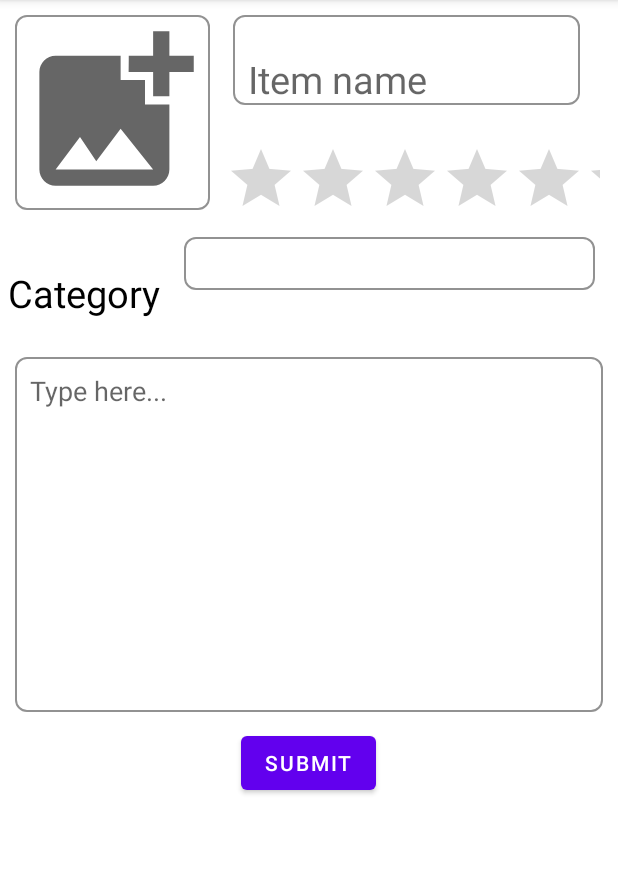
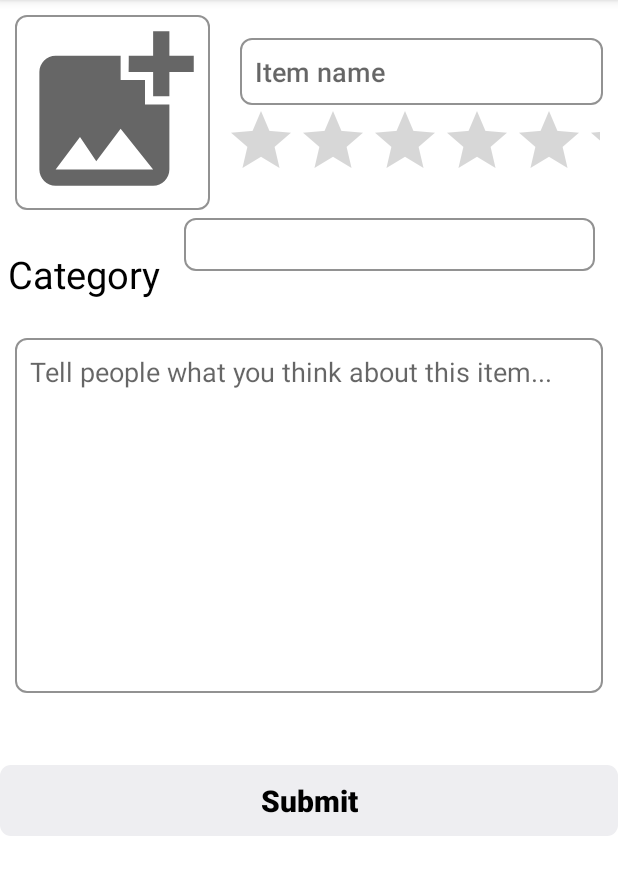
Before and after one commit to sonalvrshny/Rate-In, an Android app: the WriteReviewActivity screen opened directly, with no data from a screen before it, on a phone screen of 412 x 824 dp, the part 84-979 px from its top. Run offline under Robolectric (Android 15) with nearby library versions, the phone set to English and light mode, and no system bars; our stand-ins replace Firebase (no records; nobody signed in at launch, a user with empty details on screens opened directly).

Commit message:
add readreview screen

```diff
--- a/app/src/main/java/edu/neu/madproject/WriteReviewActivity.java
+++ b/app/src/main/java/edu/neu/madproject/WriteReviewActivity.java
@@ -20,6 +20,7 @@ import android.widget.ImageView;
 import android.widget.ProgressBar;
 import android.widget.RatingBar;
 import android.widget.Spinner;
+import android.widget.TextView;
 
 import com.google.android.gms.tasks.OnFailureListener;
 import com.google.android.gms.tasks.OnSuccessListener;
@@ -43,7 +44,7 @@ public class WriteReviewActivity extends AppCompatActivity {
     Spinner categories;
     ImageButton productImg;
     Uri ImageUri;
-    Button submitData;
+    TextView submitData;
     ProgressBar progressBar;
     FirebaseAuth auth;
     RatingBar simpleRatingBar ;
--- a/app/src/main/res/layout/activity_write_review.xml
+++ b/app/src/main/res/layout/activity_write_review.xml
@@ -1,4 +1,8 @@
 <?xml version="1.0" encoding="utf-8"?>
+<ScrollView
+    xmlns:android="http://schemas.android.com/apk/res/android"
+    android:layout_width="fill_parent"
+    android:layout_height="fill_parent">
 <RelativeLayout xmlns:android="http://schemas.android.com/apk/res/android"
     xmlns:app="http://schemas.android.com/apk/res-auto"
     xmlns:tools="http://schemas.android.com/tools"
@@ -19,9 +23,6 @@
             android:layout_width="wrap_content"
             android:layout_height="wrap_content"
       >
-
-
-
         <ImageButton
             android:id="@+id/productImage"
             android:background="@drawable/edittext_shape"
@@ -48,15 +49,15 @@
                 android:background="@drawable/edittext_shape"
                 android:layout_width="match_parent"
                 android:layout_height="wrap_content"
-                android:layout_marginLeft="5dp"
-                android:layout_marginTop="10dp"
-                android:layout_marginRight="25dp"
-                android:layout_marginBottom="25dp"
-                android:paddingTop="25dp"
+                android:padding="10dp"
                 android:hint="Item name"
-                android:paddingLeft="10dp"
                 android:textColor="@color/black"
-                android:textSize="25dp" />
+                android:fontFamily="sans-serif-medium"
+                android:layout_marginTop="25dp"
+                android:layout_marginStart="10dp"
+                android:layout_marginLeft="10dp"
+                android:layout_marginRight="10dp"
+                android:layout_marginEnd="10dp"/>
 
         <RatingBar
             android:id="@+id/ratingBar"
@@ -124,7 +125,7 @@
             android:minLines="10"
             android:gravity="top|start"
             android:maxLines="10"
-            android:hint="Type here..."
+            android:hint="Tell people what you think about this item..."
             android:background="@drawable/edittext_shape"
             android:padding="10dp"
             android:layout_height="wrap_content"
@@ -143,23 +144,43 @@
         android:layout_height="wrap_content"
         android:gravity="center"
         android:orientation="vertical"
+
      android:layout_below="@+id/editTextLayout">
 
-        <Button
-            android:id="@+id/submit"
-            android:layout_width="wrap_content"
-            android:layout_height="wrap_content"
-            android:gravity="center"
-            android:layout_marginTop="10dp"
+<!--        <Button-->
+<!--            android:id="@+id/submit"-->
+<!--            android:layout_width="wrap_content"-->
+<!--            android:layout_height="wrap_content"-->
+<!--            android:gravity="center"-->
+<!--            android:layout_marginTop="10dp"-->
 
-            android:text="Submit" />
+<!--            android:text="Submit" />-->
         <ProgressBar
             android:layout_width="wrap_content"
             android:id="@+id/progressBar"
             android:layout_height="wrap_content"
             ></ProgressBar>
     </LinearLayout>
+        <LinearLayout
+            android:layout_width="fill_parent"
+            android:layout_height="fill_parent"
+            android:gravity="bottom"
+            >
+            <TextView
+                android:id="@+id/submit"
+                android:layout_width="fill_parent"
+                android:layout_height="wrap_content"
+
+                android:background="@drawable/signin_shape"
+                android:fontFamily="sans-serif-black"
+                android:gravity="center"
+                android:padding="10dp"
+                android:text="Submit"
+                android:textColor="@color/black"
+                android:textSize="20dp"/>
+        </LinearLayout>
     </LinearLayout>
 
 
 </RelativeLayout>
+</ScrollView>
```
Also changed, not shown: app/src/main/AndroidManifest.xml (+6 -2 lines), app/src/main/java/edu/neu/madproject/FeedAdapter.java (+7 -1 lines), app/src/main/java/edu/neu/madproject/ReadReviewActivity.java (added, +38 -0 lines), app/src/main/res/layout/activity_read_review.xml (added, +156 -0 lines).
